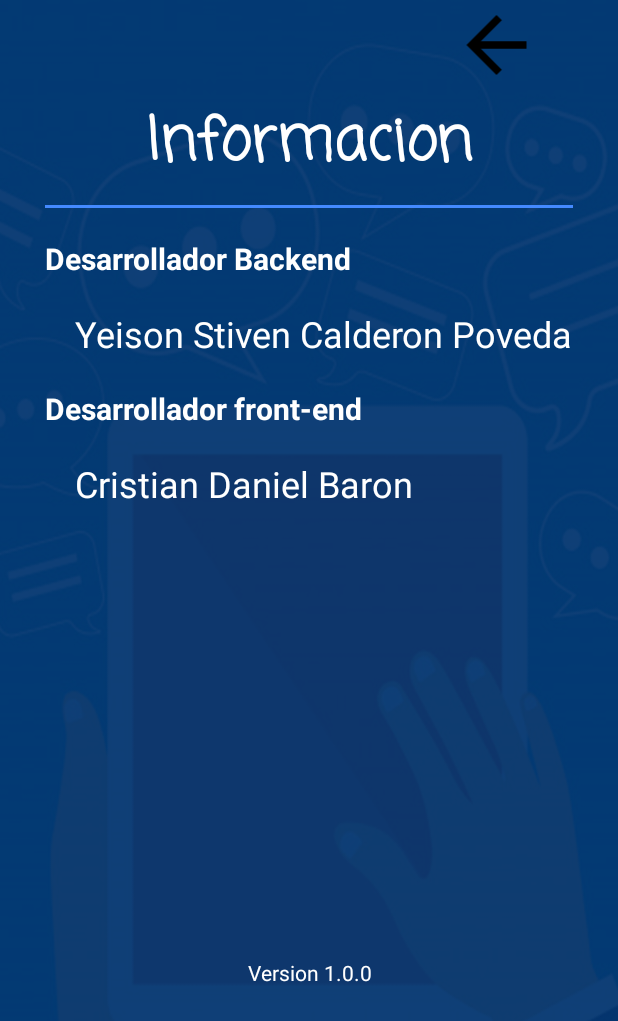
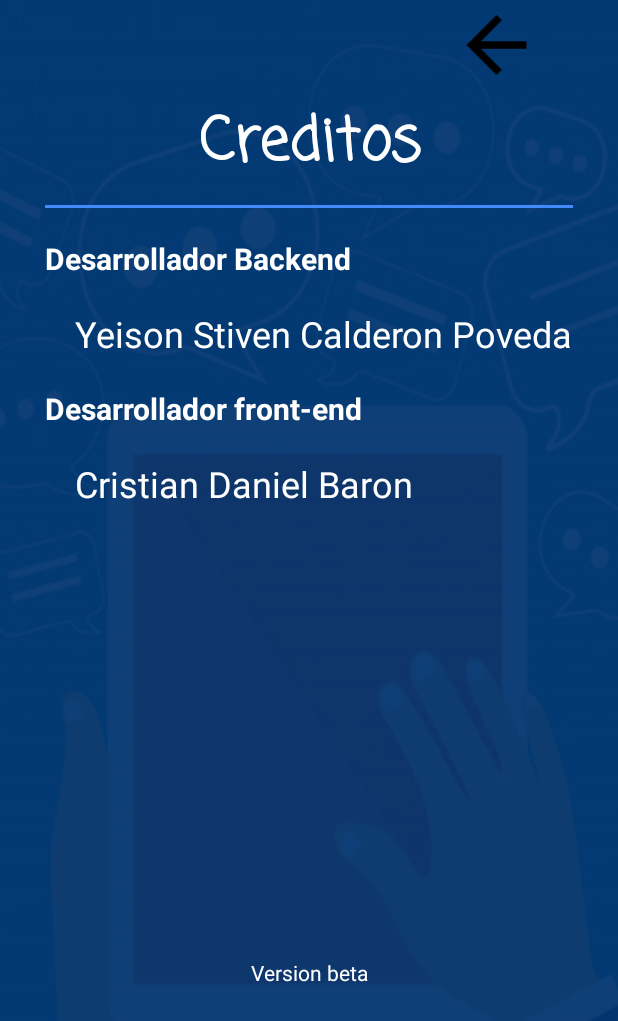
Before and after one commit to Sonyei888/Info_uni, an Android app: the usuAcercade screen opened directly, with no data from a screen before it, on a phone screen of 412 x 824 dp. Shown: the top 1021 px of the screen. Run offline under Robolectric (Android 15) with nearby library versions, the phone set to English and light mode, and no system bars.

```diff
--- a/app/src/main/res/layout/activity_usu_acercade.xml
+++ b/app/src/main/res/layout/activity_usu_acercade.xml
@@ -22,7 +22,7 @@
         android:layout_height="wrap_content"
         android:layout_marginTop="5dp"
         android:fontFamily="casual"
-        android:text="Informacion"
+        android:text="Creditos"
         android:textAlignment="center"
         android:textColor="@color/white"
         android:textSize="40sp"
@@ -88,7 +88,7 @@
         android:layout_width="match_parent"
         android:layout_height="wrap_content"
         android:layout_marginTop="300dp"
-        android:text="Version 1.0.0"
+        android:text="Version beta"
         android:textAlignment="center"
         android:textColor="@color/white" />
 
```
Also changed, not shown: app/src/main/res/layout/activity_admin_agregar_noticia.xml (+4 -4 lines), app/src/main/res/layout/activity_login.xml (+4 -4 lines).
